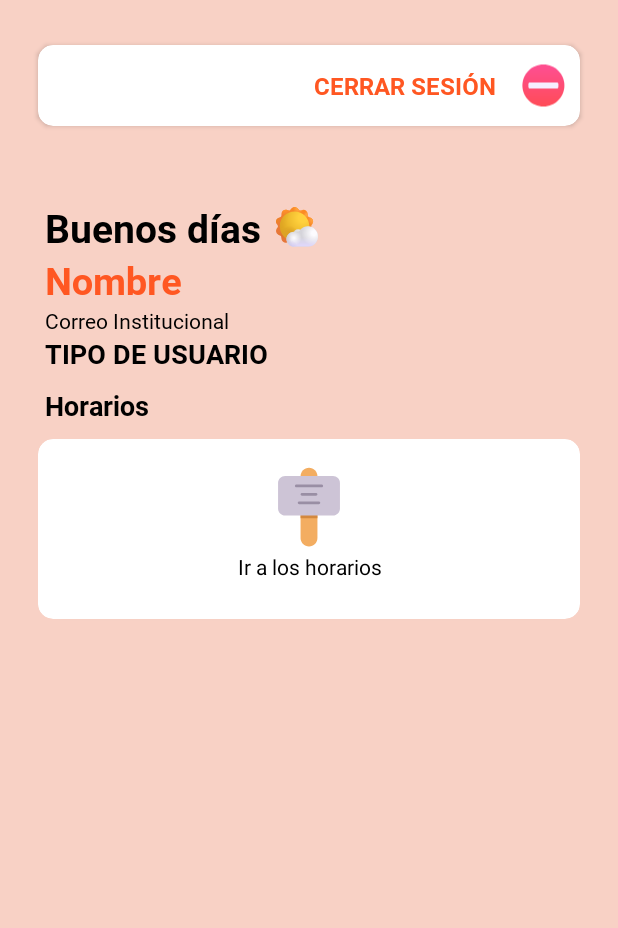
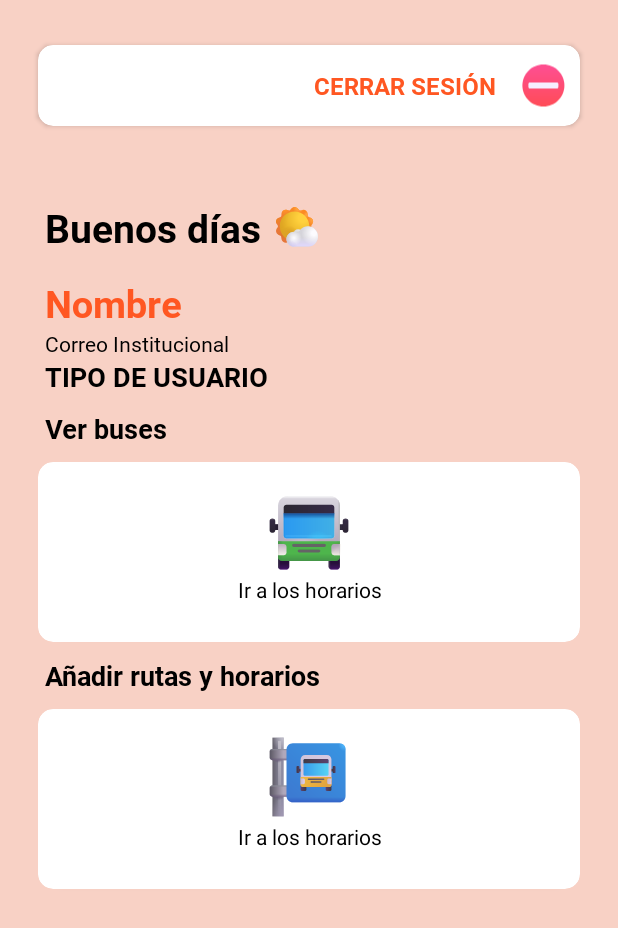
Before and after one commit to carlosdaniel08/UNDC-Bus, an Android app: the AdministradorActivity screen opened directly, with no data from a screen before it, on a phone screen of 412 x 824 dp. Shown: the top 928 px of the screen. Run offline under Robolectric (Android 15) with nearby library versions, the phone set to English and light mode, and no system bars; our stand-ins replace Firebase (no records; nobody signed in at launch, a user with empty details on screens opened directly).

Commit message:
- Bug de agregar rutas y horarios solucionado

```diff
--- a/app/src/main/java/pe/carlos/undcbusestudiante/Administrador/AdministradorActivity.java
+++ b/app/src/main/java/pe/carlos/undcbusestudiante/Administrador/AdministradorActivity.java
@@ -22,8 +22,10 @@ import com.google.firebase.database.ValueEventListener;
 import java.util.Calendar;
 
 import pe.carlos.undcbusestudiante.LoginActivity;
+import pe.carlos.undcbusestudiante.MainActivity;
 import pe.carlos.undcbusestudiante.R;
 import pe.carlos.undcbusestudiante.RutasActivity;
+import pe.carlos.undcbusestudiante.TrackBusActivity;
 
 public class AdministradorActivity extends AppCompatActivity {
 
@@ -31,7 +33,7 @@ public class AdministradorActivity extends AppCompatActivity {
     private TextView tvNombre;
     private TextView tvCorreoInstitucional;
     private TextView tvUsuario, tvTipoBus;
-    private CardView cvHorarios, cvRutas;
+    private CardView cvHorarios, cvMapa;
 
     @Override
     protected void onCreate(Bundle savedInstanceState) {
@@ -63,8 +65,18 @@ public class AdministradorActivity extends AppCompatActivity {
         cvHorarios.setOnClickListener(new View.OnClickListener() {
             @Override
             public void onClick(View v) {
-                    Intent intent = new Intent(AdministradorActivity.this, RutasActivity.class);
-                   startActivity(intent);
+                Intent intent = new Intent(AdministradorActivity.this, RutasActivity.class);
+                startActivity(intent);
+
+            }
+        });
+
+        cvMapa = findViewById(R.id.cvMapa);
+        cvMapa.setOnClickListener(new View.OnClickListener() {
+            @Override
+            public void onClick(View v) {
+                Intent intent = new Intent(AdministradorActivity.this, TrackBusActivity.class);
+                startActivity(intent);
 
             }
         });
--- a/app/src/main/res/layout/activity_administrador.xml
+++ b/app/src/main/res/layout/activity_administrador.xml
@@ -9,9 +9,6 @@
     android:fillViewport="true">
 
     <LinearLayout
-        xmlns:android="http://schemas.android.com/apk/res/android"
-        xmlns:app="http://schemas.android.com/apk/res-auto"
-        xmlns:tools="http://schemas.android.com/tools"
         android:layout_width="match_parent"
         android:layout_height="match_parent"
         android:orientation="vertical"
@@ -85,6 +82,7 @@
         </LinearLayout>
 
         <TextView
+            android:layout_marginTop="15dp"
             android:id="@+id/tvNombre"
             android:layout_width="wrap_content"
             android:layout_height="wrap_content"
@@ -129,7 +127,56 @@
             android:layout_marginTop="10dp"
             android:layout_width="wrap_content"
             android:layout_height="wrap_content"
-            android:text="Horarios"
+            android:text="Ver buses"
+            android:fontFamily="@font/robotobold"
+            android:textColor="@color/Black"
+            android:textSize="18sp"
+            android:layout_marginStart="30dp" />
+
+        <androidx.cardview.widget.CardView
+            android:id="@+id/cvMapa"
+            android:layout_width="match_parent"
+            android:layout_height="120dp"
+            app:cardCornerRadius="10dp"
+            app:cardBackgroundColor="#FFFFFF"
+            app:layout_constraintTop_toTopOf="parent"
+            app:layout_constraintEnd_toEndOf="parent"
+            android:layout_marginTop="10dp"
+            android:layout_marginLeft="25dp"
+            android:layout_marginRight="25dp"
+            android:layout_marginBottom="10dp"
+            >
+
+            <LinearLayout
+                android:layout_width="match_parent"
+                android:layout_height="match_parent"
+                android:orientation="vertical"
+                android:gravity="center">
+
+                <ImageView
+                    android:layout_width="match_parent"
+                    android:layout_height="60dp"
+                    android:src="@drawable/oncoming_bus_color"
+                    android:scaleType="fitCenter"/>
+
+                <TextView
+                    android:layout_width="match_parent"
+                    android:layout_height="wrap_content"
+                    android:text="Ir a los horarios"
+                    android:textColor="@color/Black"
+                    android:gravity="center"
+                    android:layout_marginStart="30dp"
+                    android:layout_marginEnd="30dp"
+                    android:layout_marginBottom="10dp"/>
+
+            </LinearLayout>
+
+        </androidx.cardview.widget.CardView>
+
+        <TextView
+            android:layout_width="wrap_content"
+            android:layout_height="wrap_content"
+            android:text="Añadir rutas y horarios"
             android:fontFamily="@font/robotobold"
             android:textColor="@color/Black"
             android:textSize="18sp"
@@ -158,7 +205,7 @@
                 <ImageView
                     android:layout_width="match_parent"
                     android:layout_height="60dp"
-                    android:src="@drawable/placard_flat"
+                    android:src="@drawable/bus_stop_color"
                     android:scaleType="fitCenter"/>
 
                 <TextView
--- a/app/src/main/res/layout/activity_main.xml
+++ b/app/src/main/res/layout/activity_main.xml
@@ -83,12 +83,12 @@
     </LinearLayout>
 
 <LinearLayout
+    android:layout_marginTop="15dp"
     android:orientation="horizontal"
     android:layout_width="match_parent"
     android:layout_height="wrap_content">
 
     <TextView
-        android:gravity="right"
         android:id="@+id/tvNombre"
         android:layout_width="match_parent"
         android:layout_height="wrap_content"
@@ -97,8 +97,7 @@
         android:textColor="@color/Verde"
         android:textSize="25sp"
         android:layout_marginLeft="30dp"
-        android:layout_marginRight="30dp"
-        />
+        android:layout_marginRight="30dp" />
 
 </LinearLayout>
 
@@ -107,7 +106,6 @@
         android:layout_width="match_parent"
         android:layout_height="wrap_content">
     <TextView
-        android:gravity="right"
         android:id="@+id/tvCorreoInstitucional"
         android:layout_width="match_parent"
         android:layout_height="wrap_content"
--- a/app/src/main/res/layout/activity_rutas.xml
+++ b/app/src/main/res/layout/activity_rutas.xml
@@ -17,7 +17,7 @@
       android:background="@drawable/boton_rojo"
       android:fontFamily="@font/robotobold"
       android:textColor="@color/White"
-      android:text="Agregar horario" />
+      android:text="Agregar" />
 
   <androidx.recyclerview.widget.RecyclerView
       android:id="@+id/recyclerViewRutas"
--- a/app/src/main/res/values/strings.xml
+++ b/app/src/main/res/values/strings.xml
@@ -20,6 +20,7 @@
     </string-array>
     <!-- TODO: Remove or change this placeholder text -->
     <string name="hello_blank_fragment">Hello blank fragment</string>
+    <string name="error_message">or favor, completa todos los campos</string>
 
 
 </resources>
```
Also changed, not shown: app/src/main/java/pe/carlos/undcbusestudiante/RutasActivity.java (+52 -43 lines).
